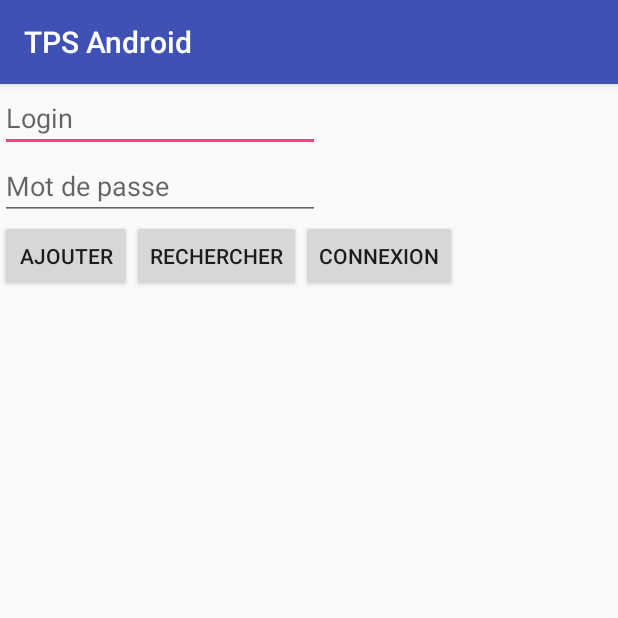
After one commit to aboudouRachidi/TPSAndroid, an Android app: the ViewChildActivity screen opened directly, with no data from a screen before it, on a phone screen of 412 x 824 dp, the top half of it. The commit adds this screen. Run offline under Robolectric (Android 15) with nearby library versions, the phone set to English and light mode, and no system bars.

Commit message:
TP synthese Sqlite
Creation :
- controllers
- models (getters/setters)
- Menu du tp

```diff
--- a/app/src/main/AndroidManifest.xml
+++ b/app/src/main/AndroidManifest.xml
@@ -20,6 +20,7 @@
         <activity android:name=".AppelGoogle"></activity>
         <activity android:name=".AppelSqlite"></activity>
         <activity android:name="tp.synthese.rachidi.tpsandroid.Convertisseur"></activity>
+        <activity android:name="synthese.data.sqlite.rachidi.tpsandroid.views.ViewChildActivity"></activity>
     </application>
 
 </manifest>
--- /dev/null
+++ b/app/src/main/java/synthese/data/sqlite/rachidi/tpsandroid/childBddCreate.java
@@ -0,0 +1,61 @@
+package synthese.data.sqlite.rachidi.tpsandroid;
+
+import android.content.Context;
+import android.database.sqlite.SQLiteDatabase;
+import android.database.sqlite.SQLiteOpenHelper;
+
+/**
+ * Created by RACHIDI on 25/11/2016.
+ */
+
+public class childBddCreate extends SQLiteOpenHelper {
+
+    protected static final String LOG = "childBddCreate";
+
+    // Database Version
+    protected static final int DATABASE_VERSION = 1;
+
+    // Database Name
+    protected static final String DATABASE_NAME = "contactsManager";
+
+    //TABLE_CHILD
+    protected static final String TABLE_CHILD = "table_child";
+    protected static final String COL_ID_CHILD = "Id";
+    protected static final String COL_LIBELLE = "Libelle";
+    protected static final String COL_URL = "Url";
+
+    //TABLE ADMINISTRATEUR
+    protected static final String TABLE_ADMINISTRATEUR = "table_administrateur";
+    protected static final String COL_ID_ADMINISTRATEUR = "Id";
+    protected static final String COL_LOGIN = "Login";
+    protected static final String COL_MDP = "Mdp";
+
+    //create table child
+    private static final String CREATE_TABLE_CHILD = "CREATE TABLE " + TABLE_CHILD + " ("
+            + COL_ID_CHILD + " INTEGER PRIMARY KEY AUTOINCREMENT, " + COL_LIBELLE + " TEXT NOT NULL, "
+            + COL_URL + " TEXT NOT NULL);";
+
+    //create table administrateur
+    private static final String CREATE_TABLE_ADMINISTRATEUR = "CREATE TABLE " + TABLE_ADMINISTRATEUR + " ("
+            + COL_ID_ADMINISTRATEUR + " INTEGER PRIMARY KEY AUTOINCREMENT, " + COL_LOGIN + " TEXT NOT NULL, "
+            + COL_MDP + " TEXT NOT NULL);";
+
+    public childBddCreate(Context context, String name, SQLiteDatabase.CursorFactory factory, int version) {
+        super(context, DATABASE_NAME, null, DATABASE_VERSION);
+    }
+
+    @Override
+    public void onCreate(SQLiteDatabase db) {
+        //on crée la table à partir de la requête écrite dans la variable CREATE_BDD
+        db.execSQL(CREATE_TABLE_CHILD);
+        db.execSQL(CREATE_TABLE_ADMINISTRATEUR);
+    }
+
+    @Override
+    public void onUpgrade(SQLiteDatabase db, int oldVersion, int newVersion) {
+        //On peut faire ce qu'on veut ici moi j'ai décidé de supprimer la table et de la recréer
+        //comme ça lorsque je change la version les id repartent de 0
+        db.execSQL("DROP TABLE " + TABLE_CHILD + ";");
+        onCreate(db);
+    }
+}
--- /dev/null
+++ b/app/src/main/java/synthese/data/sqlite/rachidi/tpsandroid/views/ViewChildActivity.java
@@ -0,0 +1,93 @@
+package synthese.data.sqlite.rachidi.tpsandroid.views;
+
+import android.os.Bundle;
+import android.support.v7.app.AlertDialog;
+import android.support.v7.app.AppCompatActivity;
+import android.text.TextUtils;
+import android.view.View;
+import android.widget.Button;
+import android.widget.EditText;
+import android.widget.Toast;
+
+import com.example.rachidi.tpsandroid.R;
+
+import synthese.data.sqlite.rachidi.tpsandroid.controllers.*;
+import synthese.data.sqlite.rachidi.tpsandroid.models.*;
+
+/**
+ * Created by RACHIDI on 25/11/2016.
+ */
+
+public class ViewChildActivity extends AppCompatActivity{
+
+    /** Called when the activity is first created. */
+    @Override
+    public void onCreate(Bundle savedInstanceState) {
+        super.onCreate(savedInstanceState);
+        setContentView(R.layout.activity_child);
+
+        //declaration des buttons et un textView message
+        final Button ajouter = (Button) findViewById(R.id.btnAddAdmin);
+        final Button rechercher = (Button) findViewById(R.id.btnSearchAdmin);
+        final EditText login = (EditText) findViewById(R.id.editTextLogin);
+        final EditText mdp = (EditText) findViewById(R.id.editTextMdp);
+
+        //Création d'une instance de ma classe LivresBDD
+        administrateurControllers adminBdd = new administrateurControllers(this);
+
+        //action du button afficher
+        ajouter.setOnClickListener(new View.OnClickListener() {
+            @Override
+            public void onClick(View v) {
+                if (TextUtils.isEmpty(login.getText())) {
+                    Toast.makeText(getBaseContext(), "Veuillez saisir le Login", Toast.LENGTH_SHORT).show();
+                } else {
+                    //affichage du message de type Toast
+                    Toast.makeText(getBaseContext(), "Votre nom " + login.getText(), Toast.LENGTH_SHORT).show();
+
+                    //Création d'une instance de ma classe LivresBDD
+                    administrateurControllers adminBdd = new administrateurControllers(ajouter.getContext());
+
+                    //Création d'un livre
+                    administrateurModels admin = new administrateurModels(login.getText().toString(), mdp.getText().toString());
+
+                    //On ouvre la base de données pour écrire dedans
+                    adminBdd.open();
+                    //On insère le livre que l'on vient de créer
+                    adminBdd.createAdmin(admin);
+
+                }
+
+            }
+        });
+
+        rechercher.setOnClickListener(new View.OnClickListener() {
+
+            public void onClick(View V) {
+                administrateurControllers adminBdd = new administrateurControllers(rechercher.getContext());
+                adminBdd.open();
+
+                //Pour vérifier que l'on a bien créé notre livre dans la BDD
+                //on extrait le livre de la BDD grâce au titre du livre que l'on a créé précédemment
+                administrateurModels AdminFromBdd = adminBdd.getAdmin(login.getText().toString());
+                //Si un livre est retourné (donc si le livre à bien été ajouté à la BDD)
+                if (AdminFromBdd != null) {
+                    //On affiche les infos du livre dans un Toast
+                    Toast.makeText(getBaseContext(), AdminFromBdd.toString(), Toast.LENGTH_LONG).show();
+                }
+            }
+        });
+    }
+
+    /*********************************************************************
+     *********************************************************************
+     ********************CREATION D'UN ALERTDIALOG************************
+     *********************************************************************/
+    public void showMessage(String title, String message){
+        AlertDialog.Builder builder = new AlertDialog.Builder(this);
+        builder.setCancelable(true);
+        builder.setTitle(title);
+        builder.setMessage(message);
+        builder.show();
+    }
+}
--- /dev/null
+++ b/app/src/main/res/layout/activity_child.xml
@@ -0,0 +1,45 @@
+<?xml version="1.0" encoding="utf-8"?>
+<RelativeLayout xmlns:android="http://schemas.android.com/apk/res/android"
+    android:layout_width="match_parent" android:layout_height="match_parent">
+
+    <EditText
+        android:layout_width="wrap_content"
+        android:layout_height="wrap_content"
+        android:inputType="textPersonName"
+        android:hint="Login"
+        android:ems="10"
+        android:id="@+id/editTextLogin"
+        android:layout_alignParentStart="true" />
+    <EditText
+        android:layout_width="wrap_content"
+        android:layout_height="wrap_content"
+        android:inputType="textPersonName"
+        android:hint="Mot de passe"
+        android:ems="10"
+        android:id="@+id/editTextMdp"
+        android:layout_below="@+id/editTextLogin"
+        android:layout_alignParentStart="true" />
+
+    <Button
+        android:layout_width="wrap_content"
+        android:layout_height="wrap_content"
+        android:text="Ajouter"
+        android:id="@+id/btnAddAdmin"
+        android:layout_below="@+id/editTextMdp"
+        android:layout_alignParentStart="true" />
+
+    <Button
+    android:layout_width="wrap_content"
+    android:layout_height="wrap_content"
+    android:text="Rechercher"
+    android:id="@+id/btnSearchAdmin"
+    android:layout_toRightOf="@+id/btnAddAdmin"
+    android:layout_below="@+id/editTextMdp" />
+    <Button
+        android:layout_width="wrap_content"
+        android:layout_height="wrap_content"
+        android:text="Connexion"
+        android:id="@+id/btnConnexion"
+        android:layout_toRightOf="@+id/btnSearchAdmin"
+        android:layout_below="@+id/editTextMdp" />
+</RelativeLayout>
--- a/app/src/main/res/menu/menu_main.xml
+++ b/app/src/main/res/menu/menu_main.xml
@@ -19,6 +19,10 @@
         android:orderInCategory="100"
         android:title="TP SYNTHESE" />
     <item
+        android:id="@+id/action_tpSynthese_sqlite"
+        android:orderInCategory="100"
+        android:title="TP SYNTHESE SQLITE" />
+    <item
         android:id="@+id/action_help"
         android:orderInCategory="100"
         android:title="Aide" />
```
Also changed, not shown: app/src/main/java/com/example/rachidi/tpsandroid/MainActivity.java (+10 -0 lines), app/src/main/java/synthese/data/sqlite/rachidi/tpsandroid/controllers/administrateurControllers.java (added, +76 -0 lines), app/src/main/java/synthese/data/sqlite/rachidi/tpsandroid/controllers/childBddControllers.java (added, +8 -0 lines), app/src/main/java/synthese/data/sqlite/rachidi/tpsandroid/models/administrateurModels.java (added, +57 -0 lines), app/src/main/java/synthese/data/sqlite/rachidi/tpsandroid/models/childModels.java (added, +57 -0 lines).
